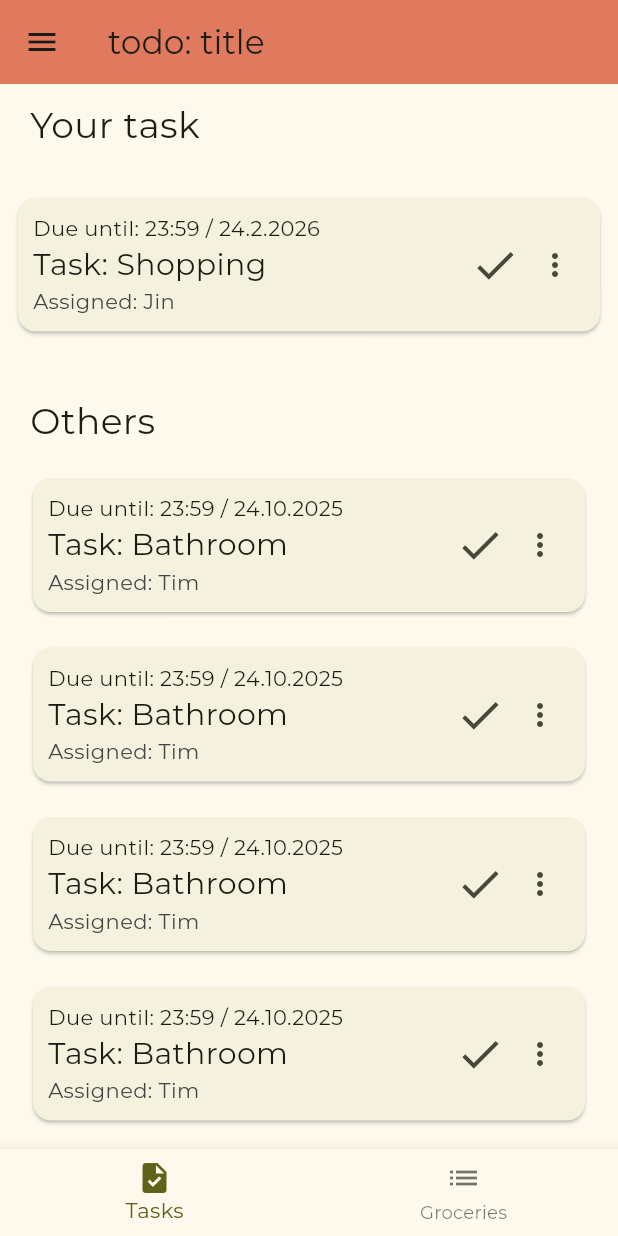
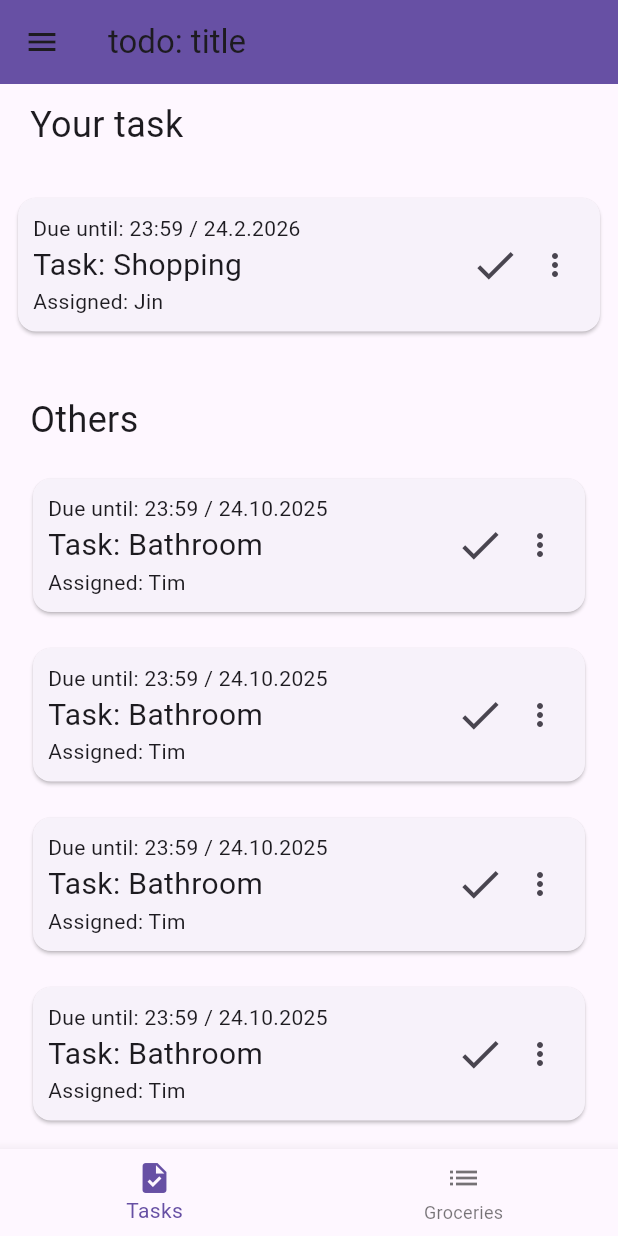
Before and after one commit to Lejinnie/flatorg, a Flutter app: the screen it shows after launch, on a phone screen of 412 x 824 dp. Run offline on Flutter 3.47's test engine with Material 3 defaults, Android fonts, the light colour scheme and no system bars.

Commit message:
intermediate changes, doesn't work

```diff
--- a/lib/HomepageWrapper.dart
+++ b/lib/HomepageWrapper.dart
@@ -1,5 +1,4 @@
 import 'package:flatorg/pages/TasksHomepage.dart';
-import 'package:flatorg/styles/Colors.dart';
 import 'package:flutter/material.dart';
 
 class HomepageWrapper extends StatefulWidget {
@@ -18,7 +17,7 @@ class _HomepageWrapperState extends State<HomepageWrapper> {
   Widget build(BuildContext context) {
     return Scaffold(
       appBar: AppBar(
-        backgroundColor: MyColors.highlight,
+        backgroundColor: Theme.of(context).primaryColor,
         title: Text(widget.title),
       ),
       drawer: const Drawer(
--- a/lib/cards/TaskCard.dart
+++ b/lib/cards/TaskCard.dart
@@ -1,5 +1,4 @@
 import 'package:flatorg/datastructures/MyTask.dart';
-import 'package:flatorg/styles/Colors.dart';
 import 'package:flatorg/styles/Spacings.dart';
 import 'package:flutter/material.dart';
 
@@ -29,8 +28,7 @@ class _TaskCardState extends State<TaskCard> {
     return Container(
       padding: Spacings.big_card_outside_padding,
       child: Card(
-        shadowColor: MyColors.black,
-        color: MyColors.background,
+        // color: MyColors.background,
         child: Container(
           padding: EdgeInsets.all(10),
           child: Row(
@@ -50,7 +48,7 @@ class _TaskCardState extends State<TaskCard> {
                     ),
                     Text(
                       "Assigned: ${widget.personname}",
-                      style: TextStyle(color: MyColors.darkgray),
+                      // style: TextStyle(color: MyColors.dark_3),
                     ),
                   ],
                 ),
--- a/lib/datastructures/MyTask.dart
+++ b/lib/datastructures/MyTask.dart
@@ -1,5 +1,5 @@
 class Mytask {
-  String _taskname;
+  final String _taskname;
   int difficulty;
 
   Mytask(this._taskname, this.difficulty);
--- a/lib/main.dart
+++ b/lib/main.dart
@@ -1,7 +1,5 @@
 import 'package:flatorg/HomepageWrapper.dart';
 import 'package:flutter/material.dart';
-
-import 'styles/Colors.dart';
 
 void main() {
   runApp(const MyApp());
@@ -15,10 +13,7 @@ class MyApp extends StatelessWidget {
   Widget build(BuildContext context) {
     return MaterialApp(
       title: 'FlatOrg',
-      theme: ThemeData(
-        colorScheme: ColorScheme.fromSeed(seedColor: MyColors.background),
-        fontFamily: 'Montserrat',
-      ),
+      themeMode: ThemeMode.light,
       home: HomepageWrapper(title: "todo: title"),
     );
   }
--- a/lib/pages/TasksHomepage.dart
+++ b/lib/pages/TasksHomepage.dart
@@ -13,7 +13,8 @@ class TasksHomepage extends StatefulWidget {
 class _TasksHomepageState extends State<TasksHomepage> {
   @override
   Widget build(BuildContext context) {
-    return Column(
+    return Container(
+      child: Column(
         crossAxisAlignment: CrossAxisAlignment.start,
         children: [
           SizedBox(
@@ -21,7 +22,10 @@ class _TasksHomepageState extends State<TasksHomepage> {
               padding: Spacings.header_padding,
               child: Text(
                 "Your task",
-              style: TextStyle(fontSize: Sizes.h2, fontWeight: FontWeight.w400),
+                style: TextStyle(
+                  fontSize: Sizes.h2,
+                  fontWeight: FontWeight.w400,
+                ),
               ),
             ),
           ),
@@ -40,7 +44,10 @@ class _TasksHomepageState extends State<TasksHomepage> {
               padding: Spacings.header_padding,
               child: Text(
                 "Others",
-              style: TextStyle(fontSize: Sizes.h2, fontWeight: FontWeight.w400),
+                style: TextStyle(
+                  fontSize: Sizes.h2,
+                  fontWeight: FontWeight.w400,
+                ),
               ),
             ),
           ),
@@ -81,6 +88,7 @@ class _TasksHomepageState extends State<TasksHomepage> {
             ),
           ),
         ],
+      ),
     );
   }
 }
--- a/lib/styles/Colors.dart
+++ b/lib/styles/Colors.dart
@@ -5,9 +5,15 @@ class MyColors {
   static const highlight = Color(0xffe07a5f);
   static const contrast = Color(0xff3d405b);
 
-  static const black = Color(0xff000000);
-  static const darkgray = Color(0xff444444);
-  static const mediumgray = Color(0xff888888);
-  static const lightgray = Color(0xffcccccc);
-  static const white = Color(0xffffffff);
+  static const light_0 = Color(0xffffffff);
+  static const light_1 = Color(0xffdddddd);
+  static const light_2 = Color(0xffbbbbbb);
+  static const light_3 = Color(0xffcccccc);
+  static const light_4 = Color(0xffaaaaaa);
+
+  static const dark_0 = Color(0xff000000);
+  static const dark_1 = Color(0xff222222);
+  static const dark_2 = Color(0xff444444);
+  static const dark_3 = Color(0xff666666);
+  static const dark_4 = Color(0xff888888);
 }
--- a/pubspec.yaml
+++ b/pubspec.yaml
@@ -28,12 +28,14 @@ environment:
 # the latest version available on pub.dev. To see which dependencies have newer
 # versions available, run `flutter pub outdated`.
 dependencies:
+  http: 1.4.0
   flutter:
     sdk: flutter
 
   # The following adds the Cupertino Icons font to your application.
   # Use with the CupertinoIcons class for iOS style icons.
   cupertino_icons: ^1.0.8
+  flex_color_scheme: ^8.2.0
 
 dev_dependencies:
   flutter_test:
@@ -44,7 +46,7 @@ dev_dependencies:
   # activated in the `analysis_options.yaml` file located at the root of your
   # package. See that file for information about deactivating specific lint
   # rules and activating additional ones.
-  flutter_lints: ^5.0.0
+  flutter_lints: ^6.0.0
 
 # For information on the generic Dart part of this file, see the
 # following page: https://dart.dev/tools/pub/pubspec
```
Also changed, not shown: lib/backend/http.dart (added, +24 -0 lines), lib/datastructures/MyTaskList.dart (+13 -0 lines), lib/datastructures/MyUser.dart (added, +9 -0 lines), lib/styles/MyThemes.dart (added, +27 -0 lines). Lines whose indentation alone changed are shown as unchanged.
